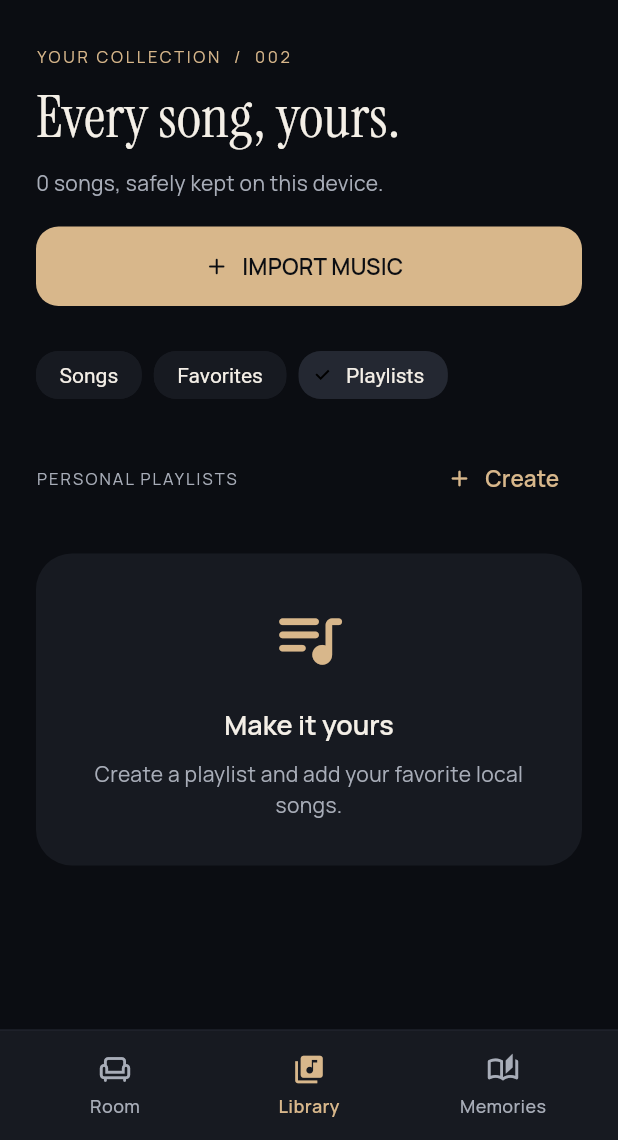
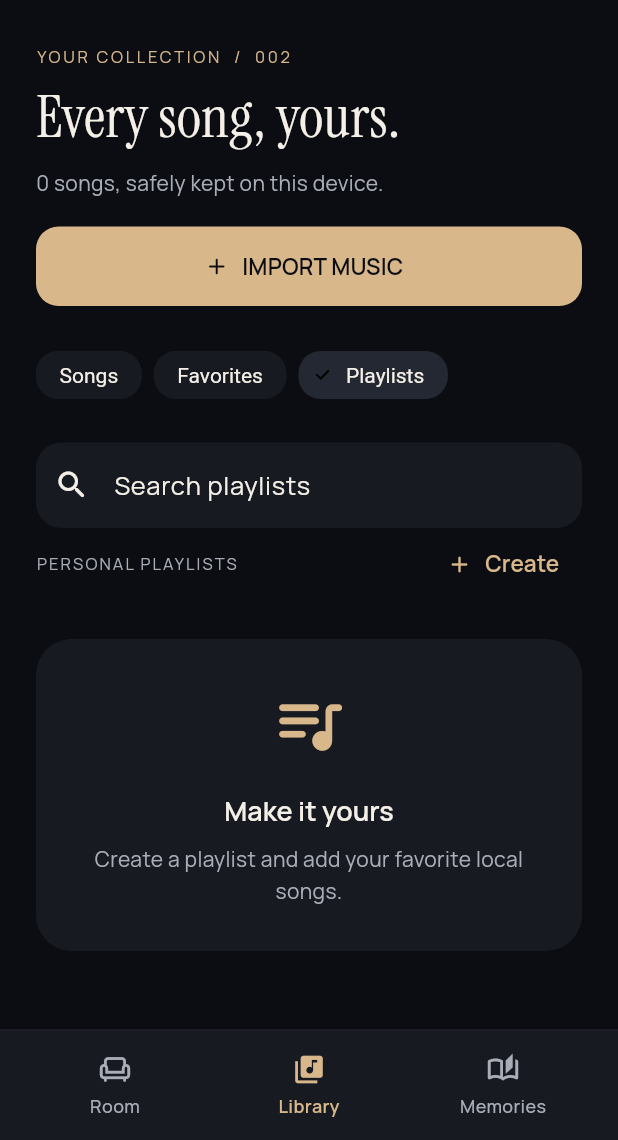
Before and after one commit to markbrian-hue/AUVORYN, a Flutter app: the LibraryPage screen opened by its route, after a tap on "Favorites", after a tap on "Playlists", on a phone screen of 412 x 824 dp, the part 96-1236 px from its top. Run offline on Flutter 3.47's test engine with Material 3 defaults, Android fonts, the phone set to English and light mode, and no system bars; our stand-ins replace audio_service, audioplayers, file_picker, flutter_riverpod, go_router, just_audio and 3 more; missing offline and left inert: audio_metadata_reader, audio_session; accounts and stored records are empty.

Commit message:
feat(library): add album search, playlist search, sorting and play-next action

```diff
--- a/lib/features/library/presentation/library_page.dart
+++ b/lib/features/library/presentation/library_page.dart
@@ -8,6 +8,7 @@ import 'package:flutter_riverpod/flutter_riverpod.dart';
 import 'package:go_router/go_router.dart';
 
 enum LibrarySection { songs, favorites, playlists }
+enum LibrarySort { recentImport, title, artist, album }
 
 class LibraryPage extends ConsumerStatefulWidget {
   const LibraryPage({super.key});
@@ -19,6 +20,7 @@ class LibraryPage extends ConsumerStatefulWidget {
 class _LibraryPageState extends ConsumerState<LibraryPage> {
   LibrarySection _section = LibrarySection.songs;
   String _query = '';
+  LibrarySort _sort = LibrarySort.recentImport;
 
   @override
   Widget build(BuildContext context) {
@@ -37,8 +39,18 @@ class _LibraryPageState extends ConsumerState<LibraryPage> {
       }
       return s.title.toLowerCase().contains(query) ||
           s.artist.toLowerCase().contains(query) ||
+          s.album.toLowerCase().contains(query) ||
           s.fileName.toLowerCase().contains(query);
     }).toList();
+    displayed.sort((a, b) => switch (_sort) {
+      LibrarySort.recentImport => b.importedAt.compareTo(a.importedAt),
+      LibrarySort.title => a.title.toLowerCase().compareTo(b.title.toLowerCase()),
+      LibrarySort.artist => a.artist.toLowerCase().compareTo(b.artist.toLowerCase()),
+      LibrarySort.album => a.album.toLowerCase().compareTo(b.album.toLowerCase()),
+    });
+    final displayedPlaylists = music.playlists.where(
+      (p) => p.name.toLowerCase().contains(query),
+    ).toList();
 
     return SafeArea(
       child: ListView(
@@ -172,12 +184,12 @@ class _LibraryPageState extends ConsumerState<LibraryPage> {
             ),
           ),
           const SizedBox(height: 21),
-          if (_section != LibrarySection.playlists) ...[
           TextField(
             key: const Key('search_music'),
             onChanged: (value) => setState(() => _query = value),
             decoration: InputDecoration(
-                hintText: 'Search your music',
+              hintText: _section == LibrarySection.playlists
+                  ? 'Search playlists' : 'Search songs, artists and albums',
               prefixIcon: const Icon(Icons.search_rounded),
               filled: true,
               fillColor: AuvorynColors.slate,
@@ -185,12 +197,31 @@ class _LibraryPageState extends ConsumerState<LibraryPage> {
                 borderRadius: BorderRadius.circular(17),
                 borderSide: BorderSide.none,
               ),
-                contentPadding: const EdgeInsets.symmetric(
-                  horizontal: 18,
-                  vertical: 14,
             ),
           ),
+          if (_section != LibrarySection.playlists)
+            Align(
+              alignment: Alignment.centerRight,
+              child: DropdownButton<LibrarySort>(
+                key: const Key('library_sort'),
+                value: _sort,
+                underline: const SizedBox.shrink(),
+                onChanged: (value) {
+                  if (value != null) setState(() => _sort = value);
+                },
+                items: const [
+                  DropdownMenuItem(value: LibrarySort.recentImport,
+                      child: Text('Recently imported')),
+                  DropdownMenuItem(value: LibrarySort.title,
+                      child: Text('Title A–Z')),
+                  DropdownMenuItem(value: LibrarySort.artist,
+                      child: Text('Artist A–Z')),
+                  DropdownMenuItem(value: LibrarySort.album,
+                      child: Text('Album A–Z')),
+                ],
               ),
+            ),
+          if (_section != LibrarySection.playlists) ...[
             const SizedBox(height: 19),
             if (displayed.isNotEmpty)
               Row(
@@ -265,14 +296,14 @@ class _LibraryPageState extends ConsumerState<LibraryPage> {
               ],
             ),
             const SizedBox(height: 12),
-            if (music.playlists.isEmpty)
+            if (displayedPlaylists.isEmpty)
               const _EmptyCollection(
                 icon: Icons.queue_music_rounded,
                 title: 'Make it yours',
                 detail: 'Create a playlist and add your favorite local songs.',
               )
             else
-              for (final playlist in music.playlists)
+              for (final playlist in displayedPlaylists)
                 ListTile(
                   contentPadding: const EdgeInsets.symmetric(
                     vertical: 5,
@@ -461,6 +492,8 @@ class SongRow extends ConsumerWidget {
                     ref.read(musicProvider.notifier).toggleFavorite(song);
                   } else if (action == 'playlist') {
                     showAddToPlaylistSheet(context, song);
+                  } else if (action == 'next') {
+                    ref.read(musicProvider.notifier).playNextInQueue(song);
                   }
                 },
                 itemBuilder: (_) => [
@@ -473,6 +506,9 @@ class SongRow extends ConsumerWidget {
                   const PopupMenuItem(
                     value: 'playlist',
                     child: Text('Add to playlist…'),
+                  ),
+                  const PopupMenuItem(
+                    value: 'next', child: Text('Play next'),
                   ),
                 ],
               ),
```
Lines whose indentation alone changed are shown as unchanged.
